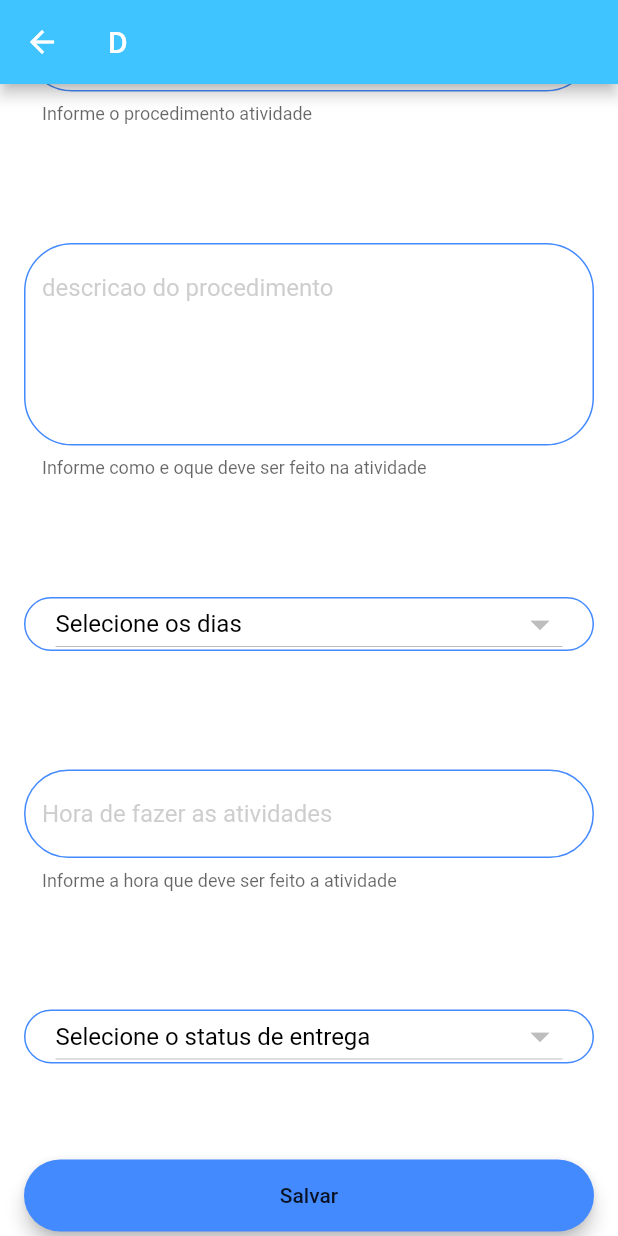
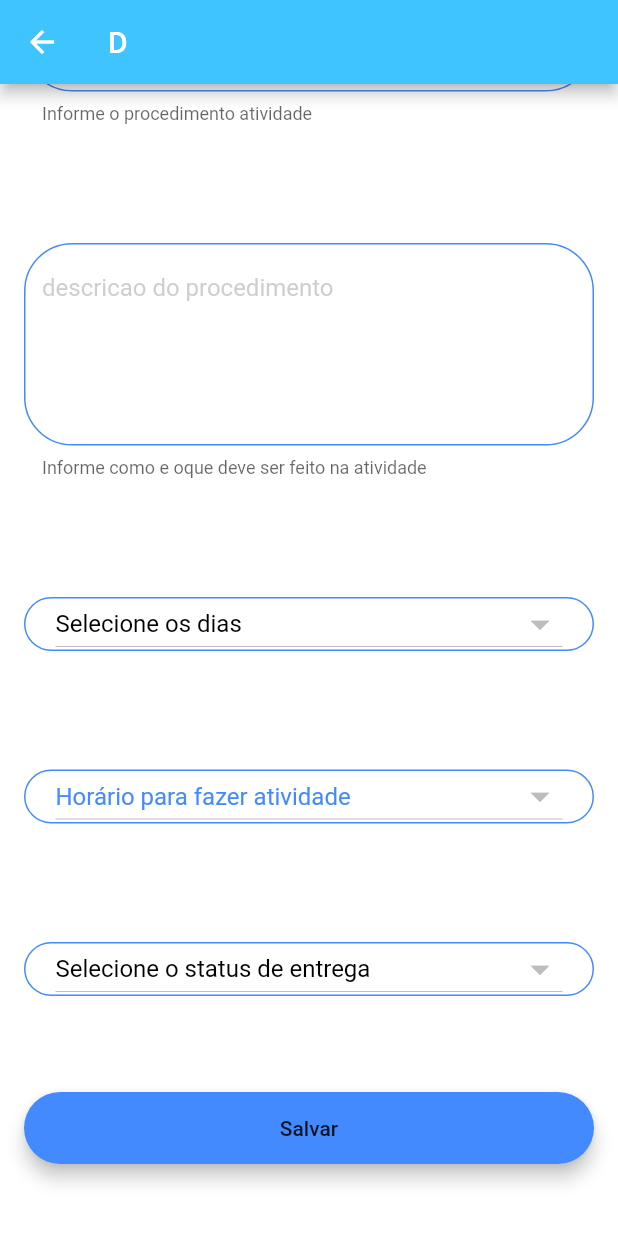
Before and after one commit to luizprog/desenvolverapp, a Flutter app: the RegistroAtividadeIndividualScreen screen opened by its route, scrolled down 515 dp, on a phone screen of 412 x 824 dp. Run offline on Flutter 3.47's test engine with Material 2 defaults, Android fonts, the phone set to English and light mode, and no system bars; our stand-ins replace cloud_firestore, firebase_auth, flutter_speed_dial, modal_progress_hud; accounts and stored records are empty.

Commit message:
Inclusao de update para conclusa de atividades

```diff
--- a/lib/screens/RegistroAtividadeIndividualScreen.dart
+++ b/lib/screens/RegistroAtividadeIndividualScreen.dart
@@ -22,6 +22,7 @@ class _RegistroAtividadeIndividualScreenState
   var _mySelection;
   var _mySelection2;
   var _mySelection3;
+  var _mySelection4;
 
   List<String> _comboTipo = new List<String>();
   bool showSpinner = false;
@@ -347,29 +348,42 @@ class _RegistroAtividadeIndividualScreenState
               height: 8.0,
             ),
             Container(
-              child: TextField(
-                style: TextStyle(color: Colors.black.withOpacity(1.0)),
-                decoration: InputDecoration(
-                  enabled: true,
-                  border: OutlineInputBorder(
-                    borderRadius: BorderRadius.all(Radius.circular(32.0)),
-                  ),
-                  enabledBorder: OutlineInputBorder(
-                    borderSide:
-                        BorderSide(color: Colors.blueAccent, width: 1.0),
-                    borderRadius: BorderRadius.all(Radius.circular(32.0)),
-                  ),
-                  focusedBorder: OutlineInputBorder(
-                    borderSide:
-                        BorderSide(color: Colors.blueAccent, width: 2.0),
-                    borderRadius: BorderRadius.all(Radius.circular(32.0)),
-                  ),
-                  hintText: 'Hora de fazer as atividades',
-                  hintStyle: TextStyle(color: Colors.grey.withOpacity(0.5)),
-                  helperText: 'Informe a hora que deve ser feito a atividade',
-                ),
-                onChanged: (String value) {
-                  this.agendaHoraInformado = value;
+              decoration: BoxDecoration(
+                  borderRadius: BorderRadius.all(Radius.circular(32.0)),
+                  border: Border.all(
+                      style: BorderStyle.solid,
+                      color: Colors.blueAccent,
+                      width: 1.0)),
+              padding: EdgeInsets.symmetric(horizontal: 20.0, vertical: 2.0),
+              child: StreamBuilder<QuerySnapshot>(
+                stream: firestore.collection('horaAtividade').orderBy('hora').snapshots(),
+                builder: (BuildContext context,
+                    AsyncSnapshot<QuerySnapshot> snapshot) {
+                  if (!snapshot.hasData) return const Text('Carregando...');
+                  return new DropdownButton<String>(
+                    iconEnabledColor: Colors.black,
+                    iconSize: 30.0,
+                    isExpanded: true,
+                    isDense: true,
+                    hint: new Text(
+                      "Horário para fazer atividade",
+                      style: TextStyle(color: Colors.blueAccent),
+                    ),
+                    value: _mySelection4,
+                    onChanged: (String newValue) {
+                      setState(() {
+                        this.agendaHoraInformado = newValue;
+                        _mySelection4 = newValue;
+                      });
+                    },
+                    items: snapshot.data.documents.map((map) {
+                      return new DropdownMenuItem<String>(
+                        value: map["hora"].toString(),
+                        child: new Text(map["hora"],
+                            style: TextStyle(color: Colors.blueAccent)),
+                      );
+                    }).toList(),
+                  );
                 },
               ),
             ),
@@ -454,7 +468,7 @@ class _RegistroAtividadeIndividualScreenState
                         'agendahora': agendaHoraInformado,
                         'dataDaInclusao': DateTime.now(),
                         'instrutor': regloggedInUser.email,
-                        'pontuacao': 0,
+                        'pontuacaoAtual': 0,
                       });
 
                       setState(() {
--- a/pubspec.yaml
+++ b/pubspec.yaml
@@ -1,7 +1,7 @@
 name: desenvolverapp
 description: App para Analise de desempenho de atividades
 
-version: 1.0.0+1
+version: 1.0.0+2
 
 environment:
   sdk: ">=2.1.0 <3.0.0"
```
Also changed, not shown: lib/Model/alunoSelecionado.dart (added, +38 -0 lines), lib/screens/AlunoAtividade.dart (+32 -26 lines), lib/screens/MenuInicial.dart (+10 -3 lines), lib/screens/AtividadeAlunoScreen.dart (indentation only), lib/screens/relatorioDesempenhoAluno.dart (added), pubspec.lock.
